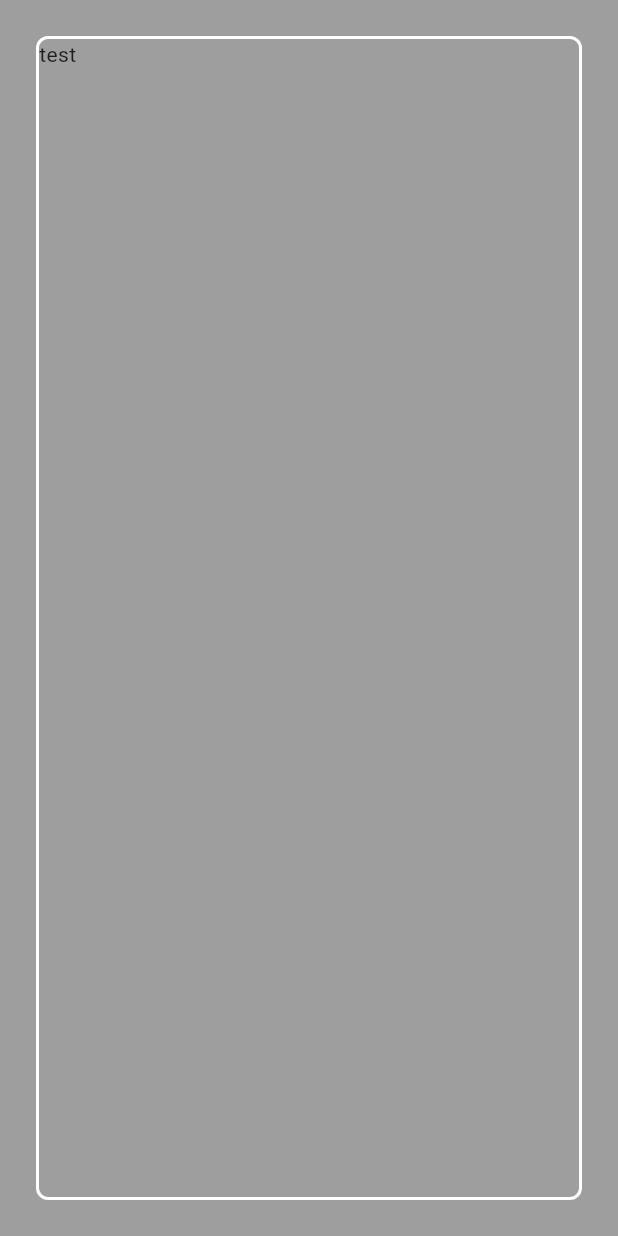
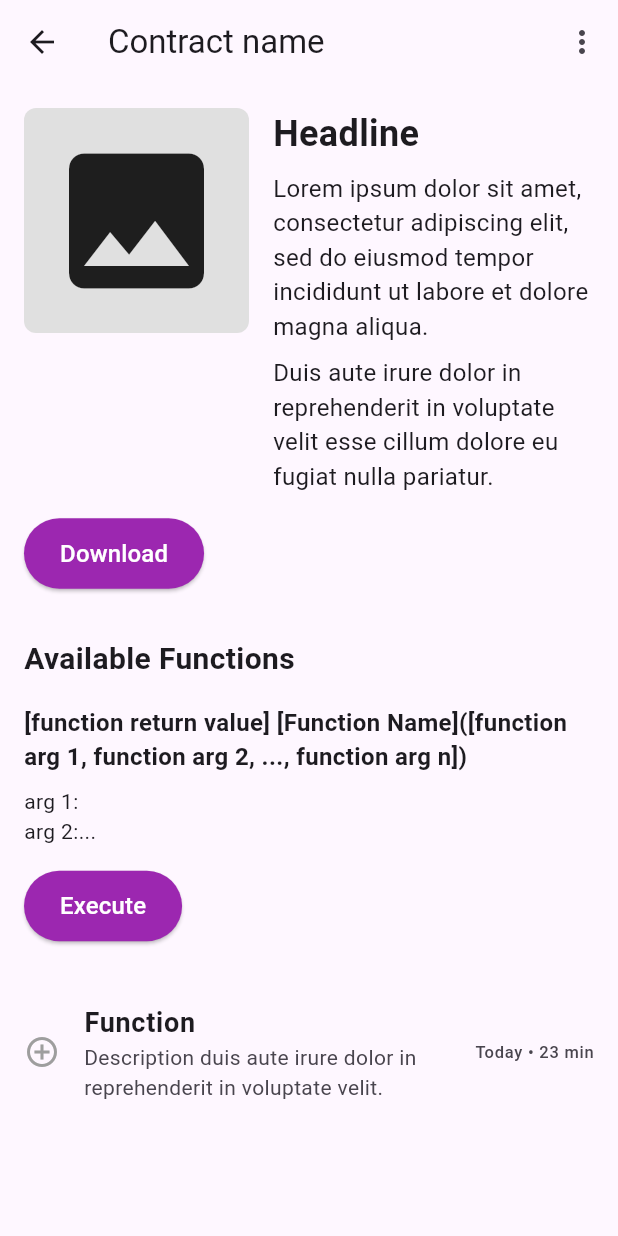
Before and after one commit to PiotrTyrakowski/AngelHackBountyOmnichainDefi, a Flutter app: the screen it shows after launch, on a phone screen of 412 x 824 dp. Run offline on Flutter 3.47's test engine with Material 3 defaults, Android fonts, the phone set to English and light mode, and no system bars.

Commit message:
Initialize contract page

```diff
--- /dev/null
+++ b/frontend/defi_flutter/lib/contract_page.dart
@@ -0,0 +1,41 @@
+import 'package:flutter/material.dart';
+import 'contract_page_widgets/appbar_widget.dart';
+import 'contract_page_widgets/header_widget.dart';
+import 'contract_page_widgets/download_button_widget.dart';
+import 'contract_page_widgets/section_title_widget.dart';
+import 'contract_page_widgets/function_area_widget.dart';
+import 'contract_page_widgets/function_description_widget.dart';
+
+class ContractPage extends StatelessWidget {
+  const ContractPage({super.key});
+
+  @override
+  Widget build(BuildContext context) {
+    return Scaffold(
+      appBar: CustomAppBar(title: "Contract name"),
+      body: Padding(
+        padding: const EdgeInsets.all(16.0),
+        child: Column(
+          crossAxisAlignment: CrossAxisAlignment.start,
+          children: [
+            HeaderWidget(
+              title: "Headline",
+              subtitle:
+                  "Lorem ipsum dolor sit amet, consectetur adipiscing elit, sed do eiusmod tempor incididunt ut labore et dolore magna aliqua.",
+              description:
+                  "Duis aute irure dolor in reprehenderit in voluptate velit esse cillum dolore eu fugiat nulla pariatur.",
+            ),
+            SizedBox(height: 16),
+            DownloadButtonWidget(),
+            SizedBox(height: 32),
+            SectionTitleWidget(),
+            SizedBox(height: 16),
+            FunctionAreaWidget(),
+            SizedBox(height: 32),
+            FunctionDescriptionWidget(),
+          ],
+        ),
+      ),
+    );
+  }
+}
--- /dev/null
+++ b/frontend/defi_flutter/lib/contract_page_widgets/appbar_widget.dart
@@ -0,0 +1,24 @@
+import 'package:flutter/material.dart';
+
+class CustomAppBar extends StatelessWidget implements PreferredSizeWidget {
+  final String title;
+
+  CustomAppBar({required this.title});
+
+  @override
+  Widget build(BuildContext context) {
+    return AppBar(
+      leading: Icon(Icons.arrow_back),
+      title: Text(title),
+      actions: [
+        IconButton(
+          icon: Icon(Icons.more_vert),
+          onPressed: () {},
+        ),
+      ],
+    );
+  }
+
+  @override
+  Size get preferredSize => Size.fromHeight(kToolbarHeight);
+}
--- /dev/null
+++ b/frontend/defi_flutter/lib/contract_page_widgets/download_button_widget.dart
@@ -0,0 +1,17 @@
+import 'package:flutter/material.dart';
+
+class DownloadButtonWidget extends StatelessWidget {
+  @override
+  Widget build(BuildContext context) {
+    return ElevatedButton(
+      onPressed: () {}, // TODO: implement download
+      style: ElevatedButton.styleFrom(
+        backgroundColor: Colors.purple,
+        padding: EdgeInsets.symmetric(horizontal: 24, vertical: 12),
+      ),
+      child: Text('Download',
+          style: TextStyle(
+              fontSize: 16, fontWeight: FontWeight.w500, color: Colors.white)),
+    );
+  }
+}
--- /dev/null
+++ b/frontend/defi_flutter/lib/contract_page_widgets/function_area_widget.dart
@@ -0,0 +1,32 @@
+import 'package:flutter/material.dart';
+
+class FunctionAreaWidget extends StatelessWidget {
+  @override
+  Widget build(BuildContext context) {
+    return Column(
+      crossAxisAlignment: CrossAxisAlignment.start,
+      children: [
+        Text(
+          '[function return value] [Function Name]([function arg 1, function arg 2, ..., function arg n])',
+          style: TextStyle(fontSize: 16, fontWeight: FontWeight.w600),
+        ),
+        SizedBox(height: 8),
+        Text('arg 1:'),
+        Text('arg 2:...'),
+        SizedBox(height: 16),
+        ElevatedButton(
+          onPressed: () {}, // TODO: implement
+          style: ElevatedButton.styleFrom(
+            backgroundColor: Colors.purple,
+            padding: EdgeInsets.symmetric(horizontal: 24, vertical: 12),
+          ),
+          child: Text('Execute',
+              style: TextStyle(
+                  fontSize: 16,
+                  fontWeight: FontWeight.w500,
+                  color: Colors.white)),
+        ),
+      ],
+    );
+  }
+}
--- /dev/null
+++ b/frontend/defi_flutter/lib/contract_page_widgets/function_description_widget.dart
@@ -0,0 +1,20 @@
+import 'package:flutter/material.dart';
+
+class FunctionDescriptionWidget extends StatelessWidget {
+  @override
+  Widget build(BuildContext context) {
+    return ListTile(
+      contentPadding: EdgeInsets.zero,
+      leading: Icon(Icons.add_circle_outline, color: Colors.grey),
+      title: Text(
+        'Function',
+        style: TextStyle(fontSize: 18, fontWeight: FontWeight.w600),
+      ),
+      subtitle: Text(
+        'Description duis aute irure dolor in reprehenderit in voluptate velit.',
+        style: TextStyle(fontSize: 14),
+      ),
+      trailing: Text('Today • 23 min'),
+    );
+  }
+}
--- /dev/null
+++ b/frontend/defi_flutter/lib/contract_page_widgets/header_widget.dart
@@ -0,0 +1,59 @@
+import 'package:flutter/material.dart';
+
+class HeaderWidget extends StatelessWidget {
+  final String title;
+  final String subtitle;
+  final String description;
+
+  // Constructor to accept title, subtitle, and description
+  HeaderWidget({
+    required this.title,
+    required this.subtitle,
+    required this.description,
+  });
+
+  @override
+  Widget build(BuildContext context) {
+    return Row(
+      crossAxisAlignment: CrossAxisAlignment.start,
+      children: [
+        // Placeholder for the image
+        Container(
+          width: 150,
+          height: 150,
+          decoration: BoxDecoration(
+            borderRadius: BorderRadius.circular(8),
+            color: Colors.grey[300],
+          ),
+          child: Icon(Icons.image, size: 120),
+        ),
+        SizedBox(width: 16),
+        // Headline and text
+        Expanded(
+          child: Column(
+            crossAxisAlignment: CrossAxisAlignment.start,
+            children: [
+              Text(
+                title,
+                style: TextStyle(
+                  fontSize: 24,
+                  fontWeight: FontWeight.bold,
+                ),
+              ),
+              SizedBox(height: 8),
+              Text(
+                subtitle,
+                style: TextStyle(fontSize: 16),
+              ),
+              SizedBox(height: 8),
+              Text(
+                description,
+                style: TextStyle(fontSize: 16),
+              ),
+            ],
+          ),
+        ),
+      ],
+    );
+  }
+}
--- /dev/null
+++ b/frontend/defi_flutter/lib/contract_page_widgets/section_title_widget.dart
@@ -0,0 +1,17 @@
+import 'package:flutter/material.dart';
+
+class SectionTitleWidget extends StatelessWidget {
+  @override
+  Widget build(BuildContext context) {
+    return Row(
+      mainAxisAlignment: MainAxisAlignment.spaceBetween,
+      children: [
+        Text(
+          'Available Functions',
+          style: TextStyle(fontSize: 20, fontWeight: FontWeight.bold),
+        ),
+        // Icon(Icons.arrow_forward),
+      ],
+    );
+  }
+}
--- a/frontend/defi_flutter/lib/main.dart
+++ b/frontend/defi_flutter/lib/main.dart
@@ -1,5 +1,6 @@
 import 'package:flutter/material.dart';
 import 'home_page.dart';
+import 'contract_page.dart';
 
 void main() {
   runApp(const MyApp());
@@ -11,17 +12,15 @@
   // This widget is the root of your application.
   @override
   Widget build(BuildContext context) {
-    const mainPage = HomePage();
+    const mainPage = ContractPage();
 
     return MaterialApp(
-      title: 'BestContracts',
-      theme: ThemeData(
-        colorScheme: ColorScheme.fromSeed(seedColor: Colors.deepPurple)
-      ),
-      initialRoute: '/',
-      routes: {
-        '/': (context) => mainPage
-      }
-    );
+        title: 'BestContracts',
+        theme: ThemeData(
+            colorScheme: ColorScheme.fromSeed(seedColor: Colors.deepPurple)),
+        initialRoute: '/',
+        routes: {
+          '/': (context) => mainPage,
+        });
   }
 }
```
